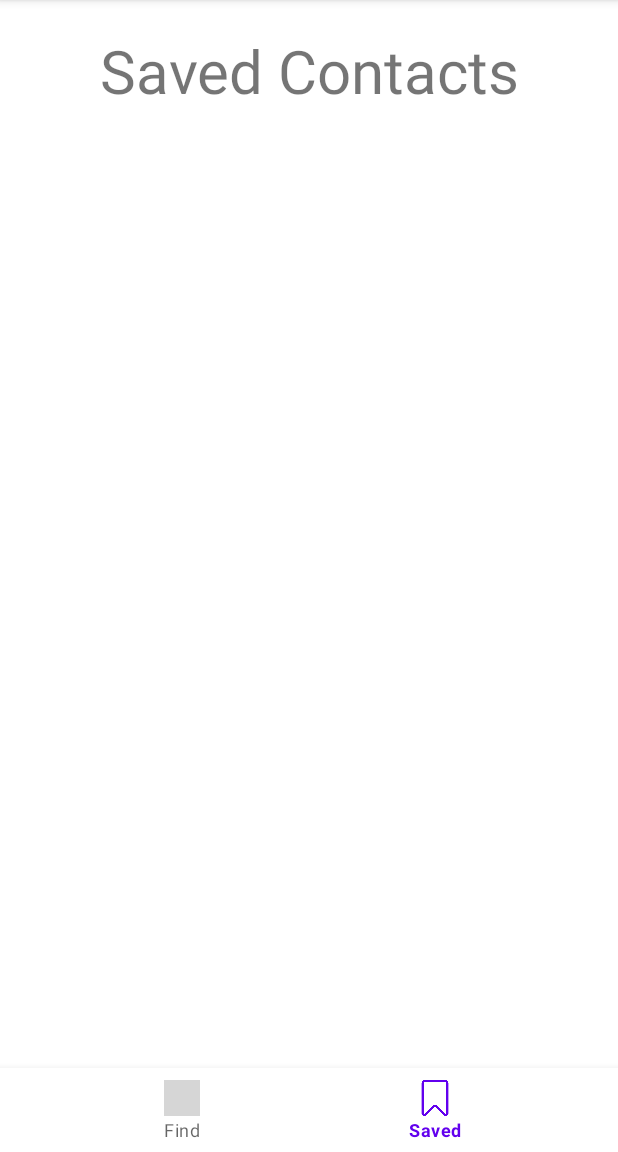
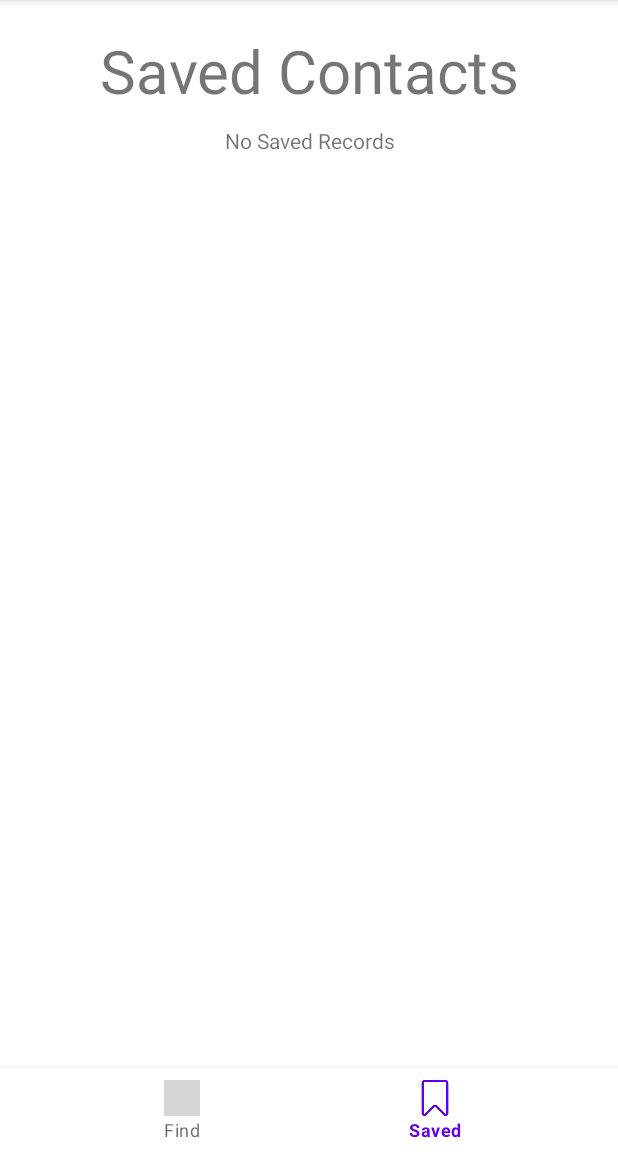
Before and after one commit to BlisProgrammer/Customer-City, an Android app: the screen it shows after launch (Main), item 2 of the bottom bar chosen, on a phone screen of 412 x 824 dp, the part 84-1236 px from its top. Run offline under Robolectric (Android 15) with nearby library versions, the phone set to English and light mode, and no system bars; grey boxes are pictures that could not be loaded.

Commit message:
Added tips on saved fragment

```diff
--- a/app/src/main/res/layout/fragment_saved.xml
+++ b/app/src/main/res/layout/fragment_saved.xml
@@ -22,6 +22,12 @@
         android:text="Saved Contacts"
         android:textAlignment="center"
         android:textSize="40sp" />
+    <TextView
+        android:layout_width="match_parent"
+        android:layout_height="wrap_content"
+        android:text="No Saved Records"
+        android:textAlignment="center"
+        android:id="@+id/saved_view_tips"/>
     <ListView
         style="android.R.layout.simple_list_item_2"
         android:id="@+id/saved_view_list"
```
Also changed, not shown: app/src/main/java/com/blis/customercity/SavedFragment.java (+9 -0 lines).
